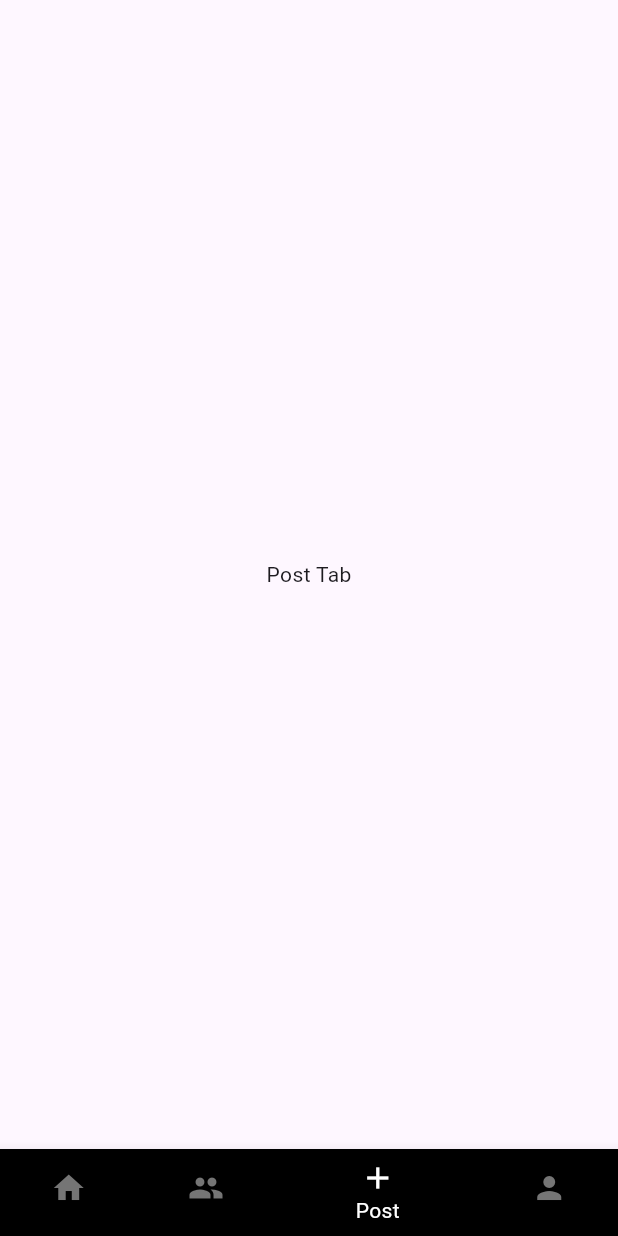
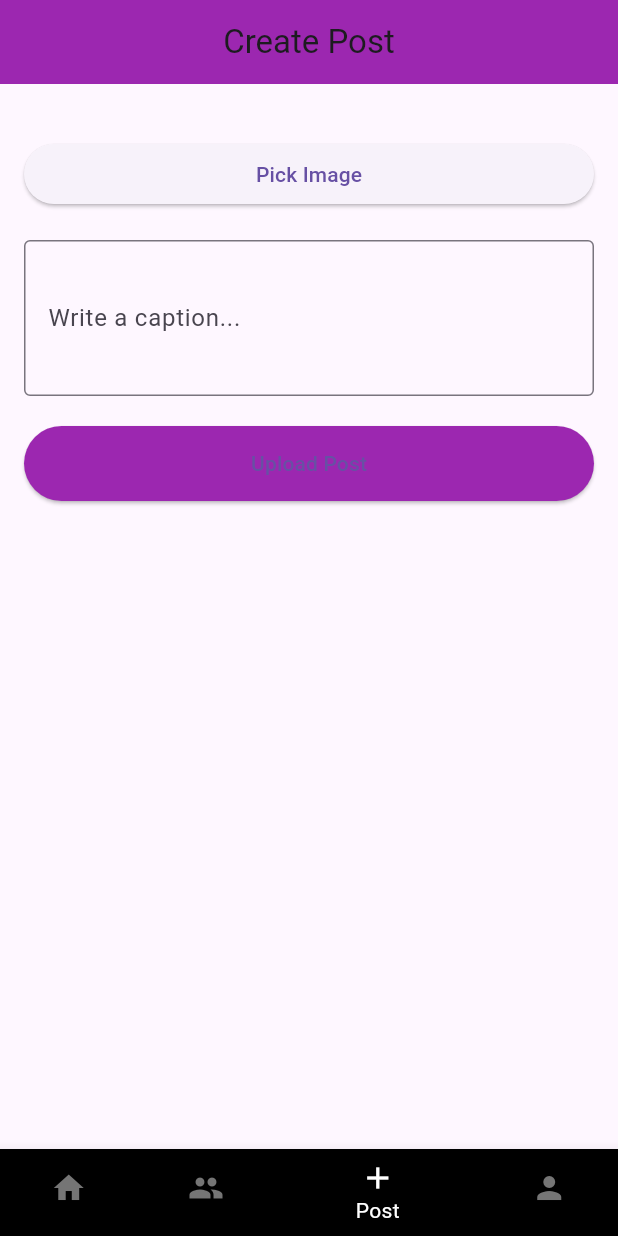
Before and after one commit to Dilipjp/Connectify-hybrid, a Flutter app: the screen it shows once a user with an empty profile is signed in, item 3 of the bottom bar chosen, on a phone screen of 412 x 824 dp. Run offline on Flutter 3.47's test engine with Material 3 defaults, Android fonts, the phone set to English and light mode, and no system bars; our stand-ins replace firebase_auth, firebase_core, firebase_database, firebase_storage, image_picker, share_plus; accounts and stored records are empty.

Commit message:
Post image upload to firebase storage

```diff
--- a/lib/screens/post_tab.dart
+++ b/lib/screens/post_tab.dart
@@ -1,8 +1,142 @@
+import 'dart:io';
+import 'package:firebase_auth/firebase_auth.dart';
+import 'package:firebase_database/firebase_database.dart';
+import 'package:firebase_storage/firebase_storage.dart';
 import 'package:flutter/material.dart';
+import 'package:image_picker/image_picker.dart';
+import 'package:uuid/uuid.dart';
 
-class PostTab extends StatelessWidget {
+class PostTab extends StatefulWidget {
+  @override
+  _PostTabState createState() => _PostTabState();
+}
+
+class _PostTabState extends State<PostTab> {
+  final FirebaseAuth _auth = FirebaseAuth.instance;
+  final FirebaseDatabase _database = FirebaseDatabase.instance;
+  final FirebaseStorage _storage = FirebaseStorage.instance;
+
+  final TextEditingController _captionController = TextEditingController();
+
+  File? _selectedImage;
+  bool _isLoading = false;
+
+  Future<void> _pickImage() async {
+    final pickedImage = await ImagePicker().pickImage(source: ImageSource.gallery);
+    if (pickedImage != null) {
+      setState(() {
+        _selectedImage = File(pickedImage.path);
+      });
+    }
+  }
+
+  Future<void> _uploadPost() async {
+    if (_selectedImage == null || _captionController.text.isEmpty) {
+      ScaffoldMessenger.of(context).showSnackBar(
+        SnackBar(content: Text('Please select an image and write a caption.')),
+      );
+      return;
+    }
+
+    setState(() {
+      _isLoading = true;
+    });
+
+    try {
+      User? currentUser = _auth.currentUser;
+      if (currentUser != null) {
+        String userId = currentUser.uid;
+        String postId = Uuid().v4(); // Generate a unique postId
+        String fileName = 'posts/$postId.jpg';
+
+        // Upload image to Firebase Storage
+        UploadTask uploadTask = _storage.ref(fileName).putFile(_selectedImage!);
+        TaskSnapshot taskSnapshot = await uploadTask;
+        String downloadUrl = await taskSnapshot.ref.getDownloadURL();
+
+        // Save post data to Firebase Realtime Database
+        DatabaseReference postRef = _database.ref('posts/$postId');
+        await postRef.set({
+          'postId': postId,
+          'caption': _captionController.text,
+          'postImageUrl': downloadUrl,
+          'timestamp': DateTime.now().toIso8601String(),
+          'userId': userId,
+        });
+
+        // Success
+        ScaffoldMessenger.of(context).showSnackBar(
+          SnackBar(content: Text('Post uploaded successfully!')),
+        );
+
+        // Clear fields
+        _captionController.clear();
+        setState(() {
+          _selectedImage = null;
+        });
+
+        Navigator.pushReplacementNamed(context, '/home');
+      }
+    } catch (error) {
+      print('Error uploading post: $error');
+      ScaffoldMessenger.of(context).showSnackBar(
+        SnackBar(content: Text('Error uploading post: $error')),
+      );
+    } finally {
+      setState(() {
+        _isLoading = false;
+      });
+    }
+  }
+
   @override
   Widget build(BuildContext context) {
-    return Center(child: Text('Post Tab'));
+    return Scaffold(
+      appBar: AppBar(
+        title: Text('Create Post'),
+        backgroundColor: Colors.purple,
+        centerTitle: true,
+      ),
+      body: SingleChildScrollView(
+        padding: EdgeInsets.all(16.0),
+        child: Column(
+          crossAxisAlignment: CrossAxisAlignment.stretch,
+          children: [
+            if (_selectedImage != null)
+              Image.file(
+                _selectedImage!,
+                height: 200,
+                width: double.infinity,
+                fit: BoxFit.cover,
+              ),
+            SizedBox(height: 20),
+            ElevatedButton(
+              onPressed: _pickImage,
+              child: Text(_selectedImage == null ? 'Pick Image' : 'Change Image'),
+            ),
+            SizedBox(height: 20),
+            TextField(
+              controller: _captionController,
+              decoration: InputDecoration(
+                labelText: 'Write a caption...',
+                border: OutlineInputBorder(),
+              ),
+              maxLines: 3,
+            ),
+            SizedBox(height: 20),
+            _isLoading
+                ? Center(child: CircularProgressIndicator())
+                : ElevatedButton(
+              onPressed: _uploadPost,
+              style: ElevatedButton.styleFrom(
+                backgroundColor: Colors.purple,
+                padding: EdgeInsets.symmetric(vertical: 15),
+              ),
+              child: Text('Upload Post'),
+            ),
+          ],
+        ),
+      ),
+    );
   }
 }
```
